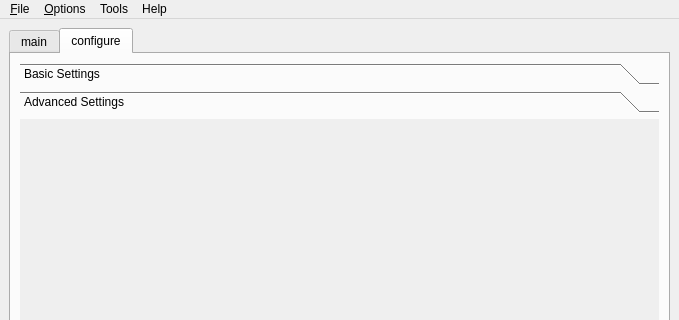
This is src/freeseer/frontend/default/forms/freeseer_ui_qt.ui in hehamag/freeseer as Qt 5 draws it before an edit; both pictures show x 0 to 679 and y 0 to 320 of the 679 by 653 pixel window. The edited form follows.
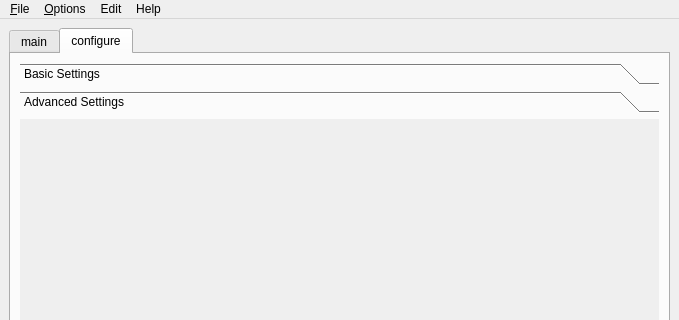
This is the edited form. The open tabs and pages were chosen to show the change. Icons and pictures are not drawn.

Diff of the .ui file:
```diff
--- a/src/freeseer/frontend/default/forms/freeseer_ui_qt.ui
+++ b/src/freeseer/frontend/default/forms/freeseer_ui_qt.ui
@@ -712,15 +712,15 @@
     </widget>
     <addaction name="menuLanguage"/>
    </widget>
-   <widget class="QMenu" name="menuTools">
+   <widget class="QMenu" name="menuEdit">
     <property name="title">
-     <string>Tools</string>
+     <string>Edit</string>
     </property>
     <addaction name="actionEdit_talks"/>
    </widget>
    <addaction name="menuFile"/>
    <addaction name="menuOptions"/>
-   <addaction name="menuTools"/>
+   <addaction name="menuEdit"/>
    <addaction name="menuHelp"/>
   </widget>
   <action name="actionExit">
```
Left out of the diff: 8 changed lines with no effect on the pictures.
